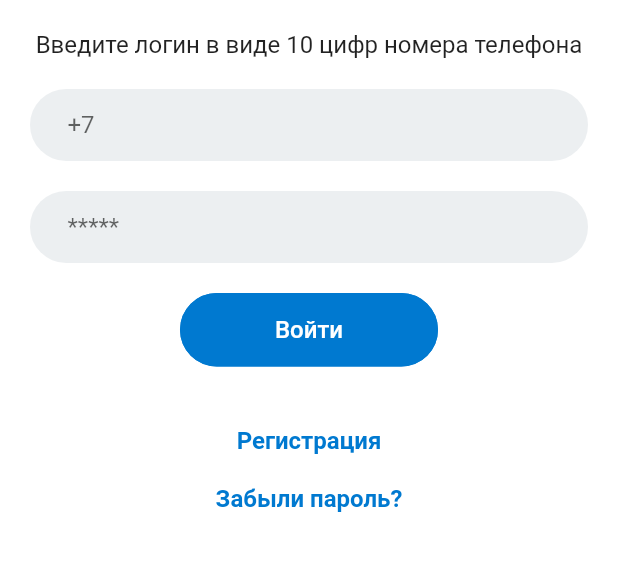
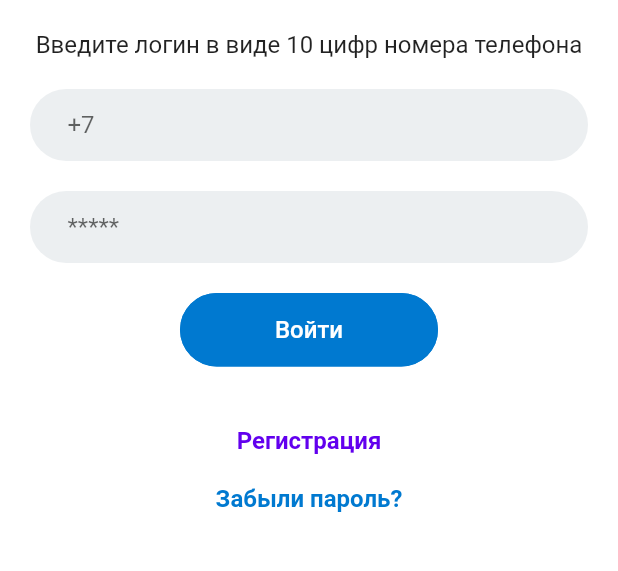
Before and after one commit to YriiBlackMsk/case12, a Flutter app: the screen it shows after launch, on a phone screen of 412 x 824 dp, the part 433-1004 px from its top. Run offline on Flutter 3.47's test engine with Material 2 defaults, Android fonts, the phone set to English and light mode, and no system bars; Roboto replaces fonts that are missing (Georgia, Hind).

Commit message:
[2.4] satisfy the case 2.4 requirements

```diff
--- a/lib/main.dart
+++ b/lib/main.dart
@@ -1,3 +1,4 @@
+import 'package:case12/utilities/constants.dart';
 import 'package:flutter/material.dart';
 
 import './screens/login_screen.dart';
@@ -12,19 +13,8 @@ class MyApp extends StatelessWidget {
   Widget build(BuildContext context) {
     return MaterialApp(
       title: 'Flutter Demo',
-      theme: ThemeData(
-        // This is the theme of your application.
-        //
-        // Try running your application with "flutter run". You'll see the
-        // application has a blue toolbar. Then, without quitting the app, try
-        // changing the primarySwatch below to Colors.green and then invoke
-        // "hot reload" (press "r" in the console where you ran "flutter run",
-        // or simply save your changes to "hot reload" in a Flutter IDE).
-        // Notice that the counter didn't reset back to zero; the application
-        // is not restarted.
-        primarySwatch: Colors.blue,
-      ),
-      home: LoginScreen(),
+      theme: kThemeData,
+      home: const LoginScreen(),
     );
   }
 }
--- a/lib/screens/login_screen.dart
+++ b/lib/screens/login_screen.dart
@@ -1,12 +1,8 @@
-import 'dart:ui';
-
 import 'package:flutter/material.dart';
 
 import '../utilities/constants.dart';
 
 class LoginScreen extends StatefulWidget {
-  static const String id = 'LoginScreen';
-
   const LoginScreen({Key? key}) : super(key: key);
 
   @override
@@ -73,10 +69,10 @@ class _LoginScreenState extends State<LoginScreen> {
                   width: 160,
                   child: TextButton(
                     style: kButtonStyle,
-                    child: const Text(
+                    child: Text(
                       'Войти',
                       style: TextStyle(
-                        color: Colors.white,
+                        color: Theme.of(context).colorScheme.background,
                         fontSize: 16,
                       ),
                     ),
@@ -89,6 +85,7 @@ class _LoginScreenState extends State<LoginScreen> {
                         print(e);
                       }
                       setState(() {
+                        print('phone:$phone; password:$password');
                         showSpinner = false;
                       });
                     },
@@ -96,20 +93,20 @@ class _LoginScreenState extends State<LoginScreen> {
                 ),
                 Container(
                   padding: const EdgeInsets.only(top: kDefaultPadding),
-                  child: const Text(
+                  child: Text(
                     'Регистрация',
-                    style: kBigLinkTextStyle,
+                    style: kBigLinkTextStyle.copyWith(
+                      color: Theme.of(context).colorScheme.primary,
+                    ),
                     textAlign: TextAlign.center,
                   ),
                 ),
                 Container(
                   padding: const EdgeInsets.only(top: kDefaultPadding),
-                  child: const InkWell(
-                    child: Text(
-                      'Забыли пароль?',
-                      style: kBigLinkTextStyle,
-                      textAlign: TextAlign.center,
-                    ),
+                  child: const Text(
+                    'Забыли пароль?',
+                    style: kBigLinkTextStyle,
+                    textAlign: TextAlign.center,
                   ),
                 ),
               ],
--- a/lib/utilities/constants.dart
+++ b/lib/utilities/constants.dart
@@ -40,3 +40,15 @@ const kBigLinkTextStyle = TextStyle(
   fontWeight: FontWeight.bold,
   fontSize: 16,
 );
+
+var kThemeData = ThemeData(
+  brightness: Brightness.light,
+  primaryColor: const Color(0xFF0079D0),
+  backgroundColor: Colors.white,
+  fontFamily: 'Georgia',
+  colorScheme: const ColorScheme.light(),
+  textTheme: const TextTheme(
+    headline6: TextStyle(fontSize: 36.0, fontStyle: FontStyle.italic),
+    bodyText2: TextStyle(fontSize: 14.0, fontFamily: 'Hind'),
+  ),
+);
```
